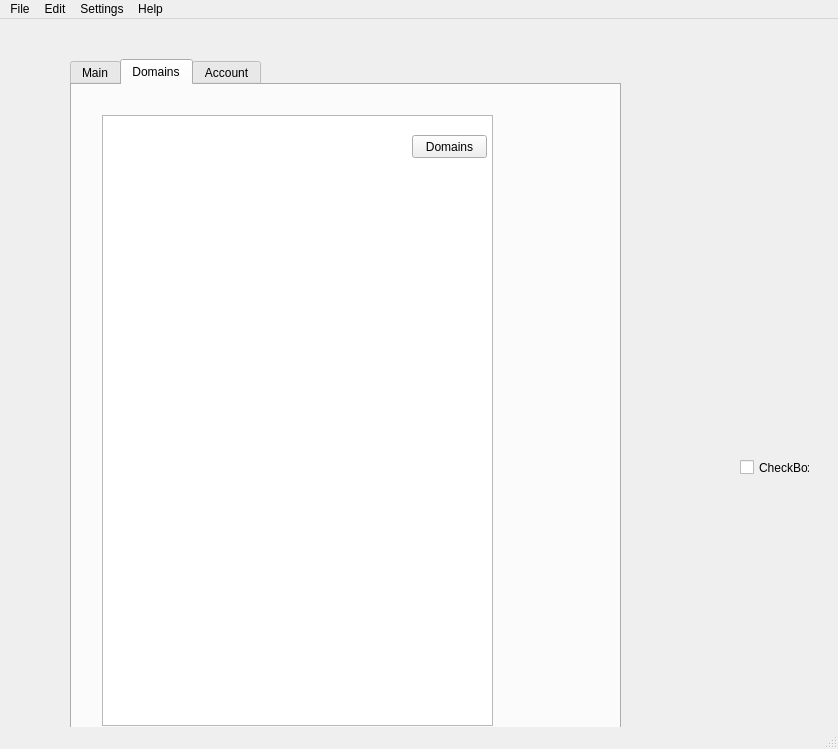
Qt form ip-check.ui (tatanka22/DNS-Manager) before a commit.
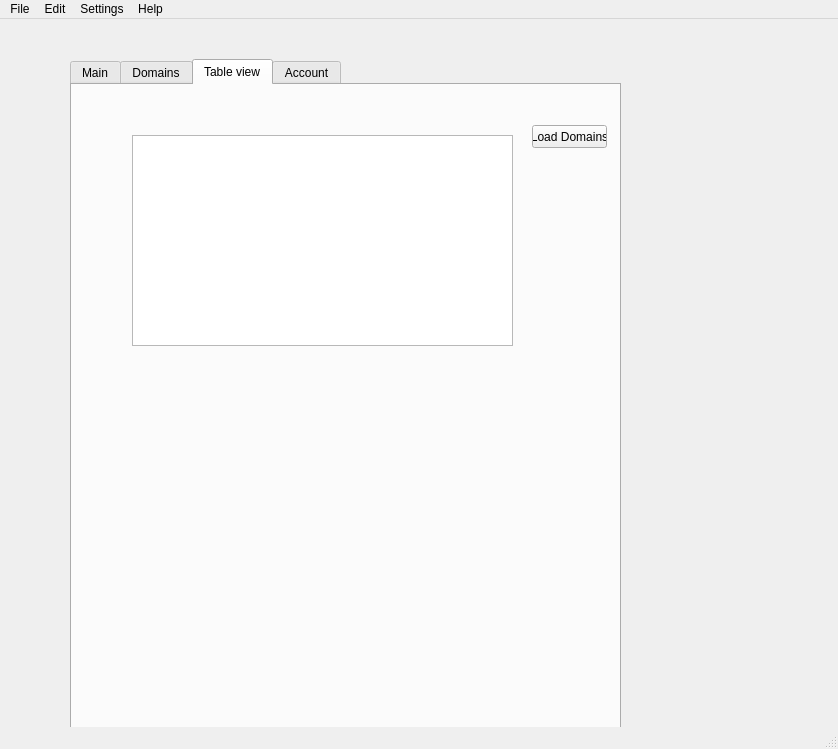
The same form after that commit. Icons and pictures are not drawn.

What changed in the file:
```diff
--- a/ip-check.ui
+++ b/ip-check.ui
@@ -24,7 +24,7 @@
      </rect>
     </property>
     <property name="currentIndex">
-     <number>1</number>
+     <number>2</number>
     </property>
     <widget class="QWidget" name="tab_main">
      <attribute name="title">
@@ -442,6 +442,34 @@
       </property>
      </widget>
     </widget>
+    <widget class="QWidget" name="tab">
+     <attribute name="title">
+      <string>Table view</string>
+     </attribute>
+     <widget class="QTableView" name="tableView">
+      <property name="geometry">
+       <rect>
+        <x>60</x>
+        <y>50</y>
+        <width>381</width>
+        <height>211</height>
+       </rect>
+      </property>
+     </widget>
+     <widget class="QPushButton" name="btn_table">
+      <property name="geometry">
+       <rect>
+        <x>460</x>
+        <y>40</y>
+        <width>75</width>
+        <height>23</height>
+       </rect>
+      </property>
+      <property name="text">
+       <string>Load Domains</string>
+      </property>
+     </widget>
+    </widget>
     <widget class="QWidget" name="tab_account">
      <attribute name="title">
       <string>Account</string>
@@ -520,19 +548,6 @@
      </widget>
     </widget>
    </widget>
-   <widget class="QCheckBox" name="checkBox_2">
-    <property name="geometry">
-     <rect>
-      <x>740</x>
-      <y>440</y>
-      <width>70</width>
-      <height>17</height>
-     </rect>
-    </property>
-    <property name="text">
-     <string>CheckBox</string>
-    </property>
-   </widget>
   </widget>
   <widget class="QMenuBar" name="menubar">
    <property name="geometry">
```
Left out of the diff: 5 changed lines with no effect on the pictures.
